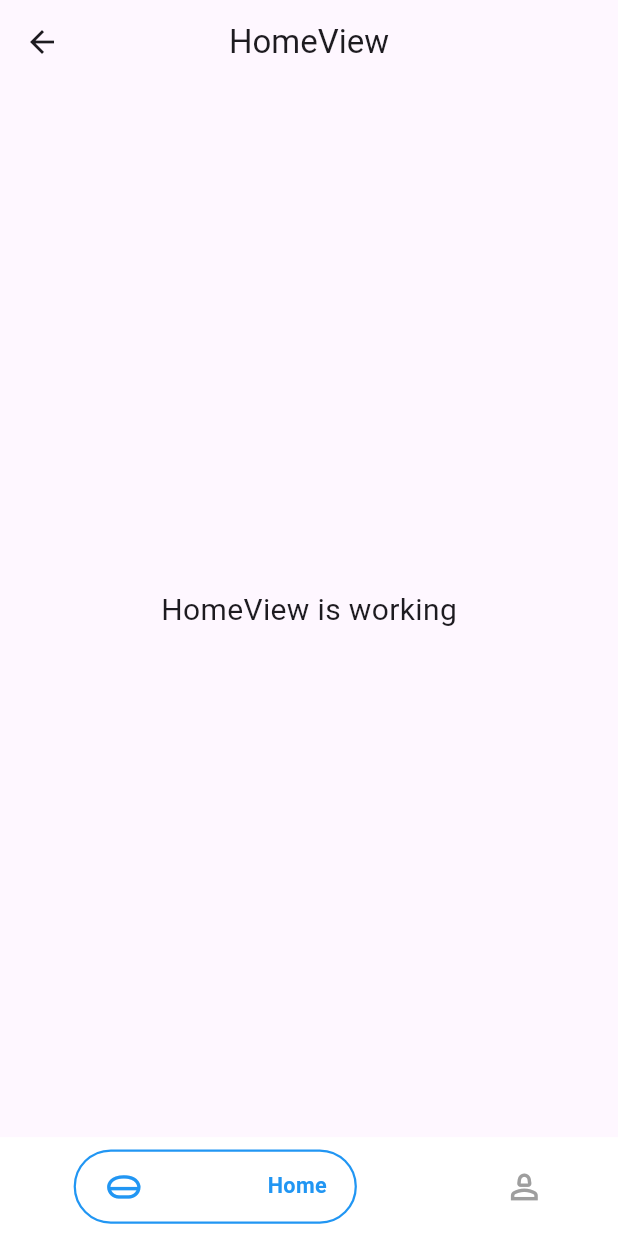
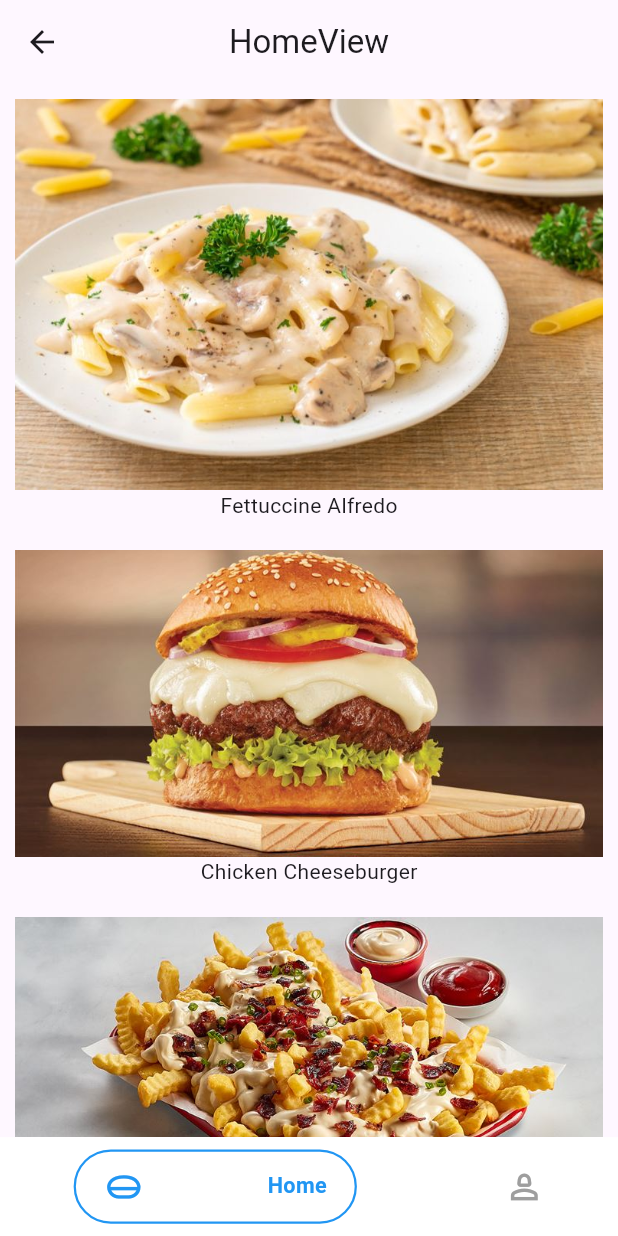
Before and after one commit to fumihudev/food_iconandfilesplash, a Flutter app: the RootView screen opened by its route, on a phone screen of 412 x 824 dp. Run offline on Flutter 3.47's test engine with Material 3 defaults, Android fonts, the light colour scheme and no system bars; our stand-ins replace get, get_storage, lottie; accounts and stored records are empty.

Commit message:
add food data

```diff
--- /dev/null
+++ b/lib/app/data/food.dart
@@ -0,0 +1,18 @@
+import 'package:food_iconandfilesplash/app/data/models/food_model.dart';
+
+class Food {
+  static List<FoodModel> food = [
+    FoodModel(
+      name: "Fettuccine Alfredo",
+      image: "assets/images/1.jpeg",
+      description: "Creamy fettuccine pasta cooked in a rich Alfredo cheese sauce, perfect for cheese lovers."),
+    FoodModel(
+      name: "Chicken Cheeseburger",
+      image: "assets/images/3.jpg",
+      description: "Grilled chicken patty topped with melted cheese, fresh veggies, and special sauce in a soft burger bun."),
+    FoodModel(
+      name: "Cheesy French Fries",
+      image: "assets/images/2.jpg",
+      description: "Crispy golden fries loaded with melted cheese for a delicious snack or side dish.")
+  ];
+}
--- /dev/null
+++ b/lib/app/data/models/food_model.dart
@@ -0,0 +1,14 @@
+class FoodModel {
+  final String name;
+  final String image;
+  final String description;
+
+  FoodModel (
+    {
+      required this.name,
+      required this.image,
+      required this.description
+    }
+  );
+
+}
--- a/lib/app/modules/home/views/home_view.dart
+++ b/lib/app/modules/home/views/home_view.dart
@@ -1,11 +1,13 @@
 import 'package:flutter/material.dart';
+import 'package:food_iconandfilesplash/app/data/food.dart';
+import 'package:food_iconandfilesplash/app/modules/home/views/food_details_view.dart';
 
 import 'package:get/get.dart';
 
 import '../controllers/home_controller.dart';
 
 class HomeView extends GetView<HomeController> {
-  const HomeView({super.key});
+  HomeView({super.key});
   @override
   Widget build(BuildContext context) {
     return Scaffold(
@@ -13,12 +15,23 @@ class HomeView extends GetView<HomeController> {
         title: const Text('HomeView'),
         centerTitle: true,
       ),
-      body: const Center(
-        child: Text(
-          'HomeView is working',
-          style: TextStyle(fontSize: 20),
-        ),
-      ),
+      body: ListView.builder(
+        itemCount: Food.food.length,
+        itemBuilder: (context, index){
+          return Padding(padding: EdgeInsets.all(10),
+          child: InkWell(
+            onTap: () {
+              Get.to(()=> FoodDetailsView(food: Food.food[index]));
+            },
+            child: Column(
+              children: [
+                Image.asset(Food.food[index].image),
+                Text(Food.food[index].name)
+              ],
+            ),
+          ),
+        );
+      },)
     );
   }
 }
--- a/lib/app/modules/root/views/root_view.dart
+++ b/lib/app/modules/root/views/root_view.dart
@@ -12,6 +12,9 @@ class RootView extends GetView<RootController> {
     // size holds the phone screen size which runs the app
     Size size = MediaQuery.of(context).size;
     return Scaffold(
+      drawer: Drawer(
+
+      ),
       body: Obx(() => controller.screens[controller.selectedIndex]),
       bottomNavigationBar: Obx(() => Container(
 
--- a/lib/app/routes/app_pages.dart
+++ b/lib/app/routes/app_pages.dart
@@ -18,12 +18,13 @@ part 'app_routes.dart';
 class AppPages {
   AppPages._();
 
-  static const INITIAL = Routes.AUTH;
+  static const INITIAL1 = Routes.AUTH;
+  static const INITIAL2 = Routes.ROOT;
 
   static final routes = [
     GetPage(
       name: _Paths.HOME,
-      page: () => const HomeView(),
+      page: () => HomeView(),
       binding: HomeBinding(),
     ),
     GetPage(
--- a/lib/main.dart
+++ b/lib/main.dart
@@ -1,5 +1,4 @@
 import 'package:flutter/material.dart';
-
 import 'package:get/get.dart';
 import 'package:get_storage/get_storage.dart';
 
@@ -7,11 +6,14 @@ import 'app/routes/app_pages.dart';
 
 void main() async {
   await GetStorage.init(); //تهيئة للGetStorage
+  final _storage = GetStorage();
+
   runApp(
     GetMaterialApp(
       title: "Application",
       debugShowCheckedModeBanner: false,
-      initialRoute: AppPages.INITIAL,
+      //initialRoute: AppPages.INITIAL1,
+      initialRoute: _storage.hasData("username") ? AppPages.INITIAL2 : AppPages.INITIAL1,
       getPages: AppPages.routes,
     ),
   );
```
Also changed, not shown: lib/app/modules/auth/controllers/auth_controller.dart (+5 -2 lines), lib/app/modules/home/views/food_details_view.dart (added, +27 -0 lines), assets/images/1.jpeg (added), assets/images/2.jpg (added), assets/images/3.jpg (added).
